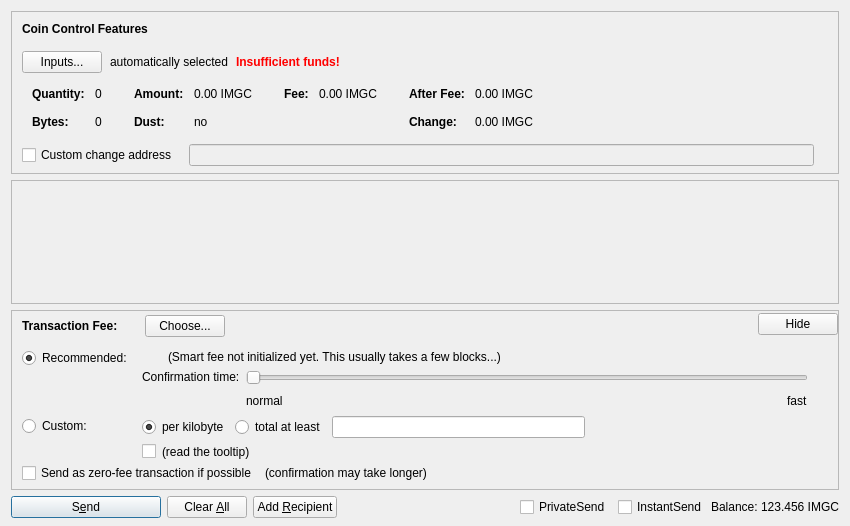
Above: src/qt/forms/sendcoinsdialog.ui from mceme/ImageCoin before the change. Below: the same form after it.
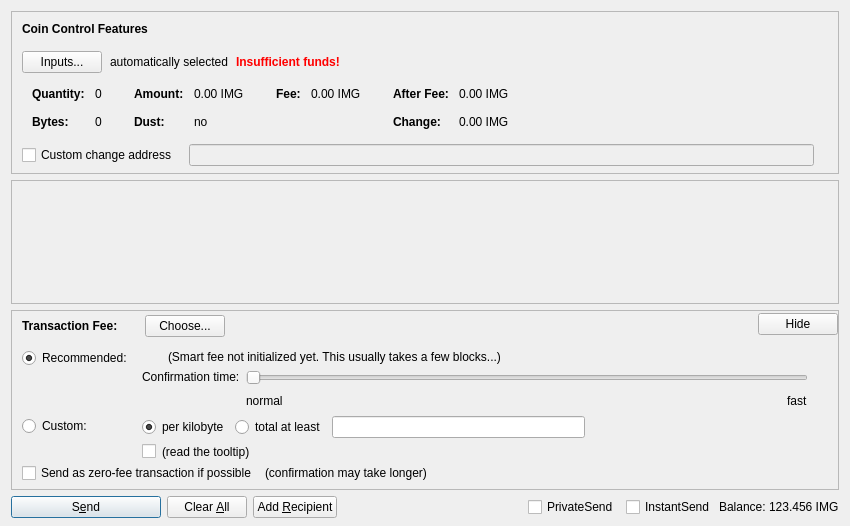
That is the form after the change. Custom widgets are drawn as their Qt base class.

The edit to the form file:
```diff
--- a/src/qt/forms/sendcoinsdialog.ui
+++ b/src/qt/forms/sendcoinsdialog.ui
@@ -324,7 +324,7 @@
                   <enum>Qt::ActionsContextMenu</enum>
                  </property>
                  <property name="text">
-                  <string notr="true">0.00 IMGC</string>
+                  <string notr="true">0.00 IMG</string>
                  </property>
                  <property name="textInteractionFlags">
                   <set>Qt::LinksAccessibleByMouse|Qt::TextSelectableByKeyboard|Qt::TextSelectableByMouse</set>
@@ -404,7 +404,7 @@
                   <enum>Qt::ActionsContextMenu</enum>
                  </property>
                  <property name="text">
-                  <string notr="true">0.00 IMGC</string>
+                  <string notr="true">0.00 IMG</string>
                  </property>
                  <property name="textInteractionFlags">
                   <set>Qt::LinksAccessibleByMouse|Qt::TextSelectableByKeyboard|Qt::TextSelectableByMouse</set>
@@ -455,7 +455,7 @@
                   <enum>Qt::ActionsContextMenu</enum>
                  </property>
                  <property name="text">
-                  <string notr="true">0.00 IMGC</string>
+                  <string notr="true">0.00 IMG</string>
                  </property>
                  <property name="textInteractionFlags">
                   <set>Qt::LinksAccessibleByMouse|Qt::TextSelectableByKeyboard|Qt::TextSelectableByMouse</set>
@@ -484,7 +484,7 @@
                   <enum>Qt::ActionsContextMenu</enum>
                  </property>
                  <property name="text">
-                  <string notr="true">0.00 IMGC</string>
+                  <string notr="true">0.00 IMG</string>
                  </property>
                  <property name="textInteractionFlags">
                   <set>Qt::LinksAccessibleByMouse|Qt::TextSelectableByKeyboard|Qt::TextSelectableByMouse</set>
@@ -1337,7 +1337,7 @@
           <cursorShape>IBeamCursor</cursorShape>
          </property>
          <property name="text">
-          <string notr="true">123.456 IMGC</string>
+          <string notr="true">123.456 IMG</string>
          </property>
          <property name="textInteractionFlags">
           <set>Qt::LinksAccessibleByMouse|Qt::TextSelectableByKeyboard|Qt::TextSelectableByMouse</set>
```
Left out of the diff: 2 changed lines with no effect on the pictures.
